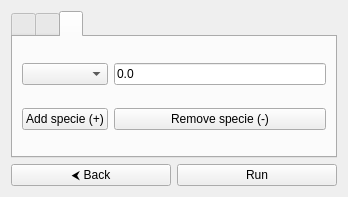
Above: GUI/Ubuntu/src/gui/ui/input/batch_input_page.ui from srebughini/ASALI before the change. Below: the same form after it.
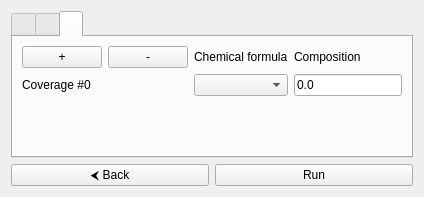
That is the form after the change. The open tabs and pages were chosen to show the change.

What changed in the file:
```diff
--- a/GUI/Ubuntu/src/gui/ui/input/batch_input_page.ui
+++ b/GUI/Ubuntu/src/gui/ui/input/batch_input_page.ui
@@ -145,38 +145,86 @@
                             <layout class="QGridLayout" name="coverageLayout">
                                 <!-- Row 0-->
                                 <item row="0" column="0">
-                                    <widget class="QComboBox" name="n0">
-                                    </widget>
+                                    <layout class="QHBoxLayout" name="horizontalSpecieLayout">
+                                        <item>
+                                            <widget class="QPushButton" name="addCoverageButton">
+                                                <property name="text">
+                                                    <string>&#x2B;</string>
+                                                </property>
+                                                <property name="toolTip">
+                                                    <string>Add coverage for input</string>
+                                                </property>
+                                            </widget>
+                                        </item>
+                                        <item>
+                                            <widget class="QPushButton" name="removeCoverageButton">
+                                                <property name="text">
+                                                    <string>&#x2D;</string>
+                                                </property>
+                                                <property name="toolTip">
+                                                    <string>Remove coverage for input</string>
+                                                </property>
+                                            </widget>
+                                        </item>
+                                    </layout>
                                 </item>
                                 <item row="0" column="1">
-                                    <widget class="QLineEdit" name="x0">
+                                    <widget class="QLabel" name="formulaLabel">
+                                        <property name="text">
+                                            <string>Chemical formula</string>
+                                        </property>
+                                    </widget>
+                                </item>
+                                <item row="0" column="2">
+                                    <widget class="QLabel" name="compositionLabel">
+                                        <property name="text">
+                                            <string>Composition</string>
+                                        </property>
+                                    </widget>
+                                </item>
+                                
+                                
+                                <!-- Row 1-->
+                                <item row="1" column="0">
+                                    <widget class="QLabel">
+                                        <property name="text">
+                                            <string>Coverage #0</string>
+                                        </property>
+                                    </widget>
+                                </item>
+                                <item row="1" column="1">
+                                    <widget class="QComboBox" name="nc0">
+                                    </widget>
+                                </item>
+                                <item row="1" column="2">
+                                    <widget class="QLineEdit" name="z0">
                                         <property name="text">
                                             <string>0.0</string>
                                         </property>
                                     </widget>
                                 </item>
 
+                                <!-- Row 2-->
+                                <item row="2" column="0" colspan="3">
+                                    <widget class="QLabel" name="dummyLabel">
+                                        <property name="text">
+                                            <string> </string>
+                                        </property>
+                                    </widget>
+                                </item>
+
                                 <!-- Row 3-->
-                                <item row="3" column="0">
-                                    <widget class="QPushButton" name="addCoverageButton">
+                                <item row="3" column="0" colspan="3">
+                                    <widget class="QLabel" name="dummyLabel">
                                         <property name="text">
-                                            <string>Add specie (&#x2B;)</string>
+                                            <string> </string>
                                         </property>
                                         <property name="toolTip">
                                             <string>Add coverage for input</string>
                                         </property>
                                     </widget>
                                 </item>
-                                <item row="3" column="1">
-                                    <widget class="QPushButton" name="removeCoverageButton">
-                                        <property name="text">
-                                            <string>Remove specie (&#x2D;)</string>
-                                        </property>
-                                        <property name="toolTip">
-                                            <string>Remove coverage for input</string>
-                                        </property>
-                                    </widget>
-                                </item>
+
                             </layout>
                         </widget>
                     </widget>
```
Left out of the diff: 7 changed lines with no effect on the pictures.
